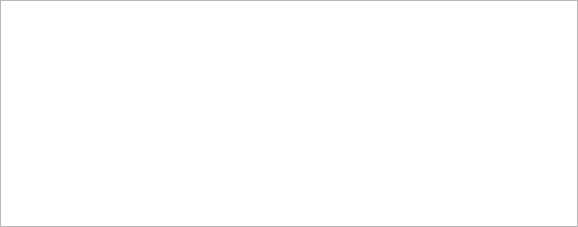
This is src/plugins/core_plugin/views/output_dock_widget.ui in cemc-oper/nwpc-monitor-app as Qt 5 draws it before an edit. The edited form follows.
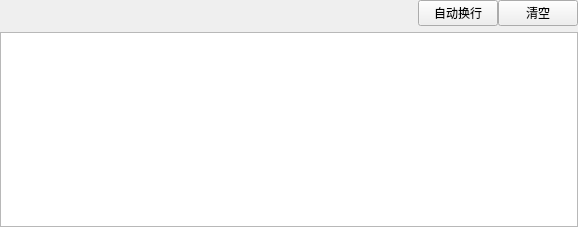
This is the edited form.

Commit message: Add clear and line warp button.

```diff
--- a/src/plugins/core_plugin/views/output_dock_widget.ui
+++ b/src/plugins/core_plugin/views/output_dock_widget.ui
@@ -28,7 +28,48 @@
      <number>0</number>
     </property>
     <item row="0" column="0">
-     <widget class="QTextBrowser" name="output_text"/>
+     <layout class="QHBoxLayout" name="horizontalLayout">
+      <property name="spacing">
+       <number>0</number>
+      </property>
+      <item>
+       <spacer name="horizontalSpacer">
+        <property name="orientation">
+         <enum>Qt::Horizontal</enum>
+        </property>
+        <property name="sizeHint" stdset="0">
+         <size>
+          <width>40</width>
+          <height>20</height>
+         </size>
+        </property>
+       </spacer>
+      </item>
+      <item>
+       <widget class="QPushButton" name="warp_line_button">
+        <property name="text">
+         <string>自动换行</string>
+        </property>
+        <property name="checkable">
+         <bool>true</bool>
+        </property>
+       </widget>
+      </item>
+      <item>
+       <widget class="QPushButton" name="clear_button">
+        <property name="text">
+         <string>清空</string>
+        </property>
+       </widget>
+      </item>
+     </layout>
+    </item>
+    <item row="1" column="0">
+     <widget class="QTextBrowser" name="output_text">
+      <property name="lineWrapMode">
+       <enum>QTextEdit::NoWrap</enum>
+      </property>
+     </widget>
     </item>
    </layout>
   </widget>
```
Left out of the diff: 21 changed lines with no effect on the pictures. The commit also changes 1 other file.
